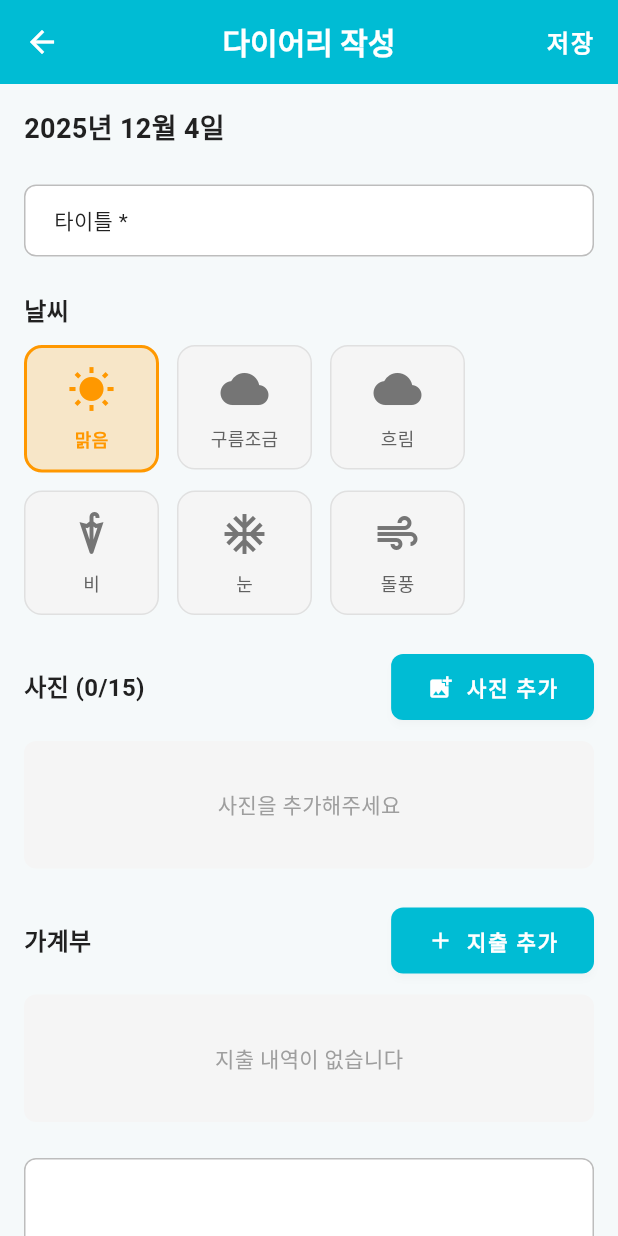
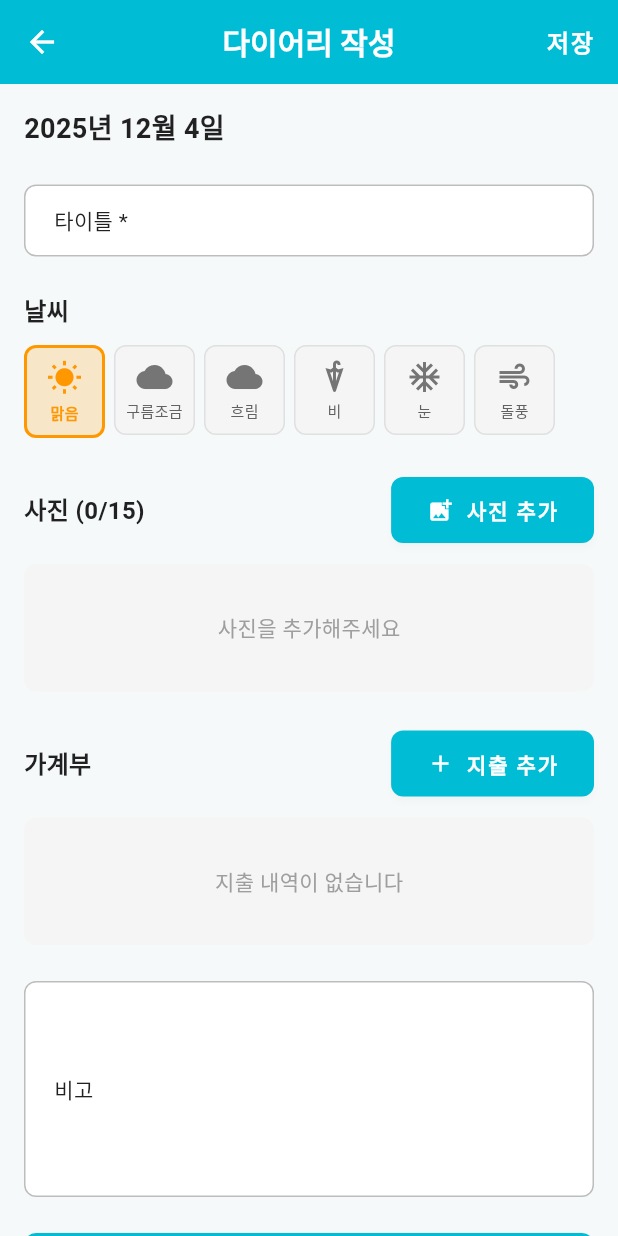
Before and after one commit to kalinzt/TriPnJ, a Flutter app: the AddDiaryEntryScreen screen opened directly with empty values, after a tap on "사진 추가", on a phone screen of 412 x 824 dp. Run offline on Flutter 3.47's test engine with Material 3 defaults, Android fonts, the phone set to English and light mode, and no system bars; our stand-ins replace cached_network_image, connectivity_plus, flutter_dotenv, flutter_riverpod, freezed_annotation, geocoding and 10 more; accounts and stored records are empty.

Commit message:
개선: 다이어리 이미지 다중 선택 및 날씨 위젯 UI 개선
- 이미지 추가 시 최대 15장 범위 내에서 여러 장 동시 선택 가능
- 선택된 이미지 개수를 스낵바로 표시
- 날씨 선택 위젯 크기 축소하여 한 줄에 6개 모두 표시
  - Container width: 90 → 54
  - Icon size: 32 → 24
  - Font size: 12 → 10
  - Spacing 및 padding 최적화
- BuildContext mounted 체크로 안전성 강화

🤖 Generated with [Claude Code](https://claude.com/claude-code)

Co-Authored-By: Claude <noreply@anthropic.com>

```diff
--- a/travel_flutter_app/lib/features/diary/presentation/screens/add_diary_entry_screen.dart
+++ b/travel_flutter_app/lib/features/diary/presentation/screens/add_diary_entry_screen.dart
@@ -44,24 +44,37 @@ class _AddDiaryEntryScreenState extends State<AddDiaryEntryScreen> {
     super.dispose();
   }
 
-  /// 이미지 추가
+  /// 이미지 추가 (다중 선택)
   Future<void> _addImage() async {
-    if (_photos.length >= 15) {
+    final remainingSlots = 15 - _photos.length;
+
+    if (remainingSlots <= 0) {
       ScaffoldMessenger.of(context).showSnackBar(
         const SnackBar(content: Text('최대 15장까지만 추가할 수 있습니다')),
       );
       return;
     }
 
-    final imagePath = await _imageService.pickImageFromGallery();
-    if (imagePath != null) {
+    final imagePaths = await _imageService.pickMultipleImages(
+      maxImages: remainingSlots,
+    );
+
+    if (imagePaths.isNotEmpty) {
       setState(() {
-        _photos.add(DiaryPhoto(
-          id: _uuid.v4(),
-          url: imagePath,
-          description: null,
-        ));
+        for (final imagePath in imagePaths) {
+          _photos.add(DiaryPhoto(
+            id: _uuid.v4(),
+            url: imagePath,
+            description: null,
+          ));
+        }
       });
+
+      if (mounted) {
+        ScaffoldMessenger.of(context).showSnackBar(
+          SnackBar(content: Text('${imagePaths.length}장의 사진이 추가되었습니다')),
+        );
+      }
     }
   }
 
--- a/travel_flutter_app/lib/features/diary/presentation/widgets/weather_selector.dart
+++ b/travel_flutter_app/lib/features/diary/presentation/widgets/weather_selector.dart
@@ -51,21 +51,21 @@ class WeatherSelector extends StatelessWidget {
         ),
         const SizedBox(height: 12),
         Wrap(
-          spacing: 12,
-          runSpacing: 12,
+          spacing: 6,
+          runSpacing: 6,
           children: WeatherType.values.map((weather) {
             final isSelected = weather == selectedType;
             return InkWell(
               onTap: () => onWeatherSelected(weather.value),
-              borderRadius: BorderRadius.circular(12),
+              borderRadius: BorderRadius.circular(8),
               child: Container(
-                width: 90,
-                padding: const EdgeInsets.all(12),
+                width: 54,
+                padding: const EdgeInsets.symmetric(vertical: 8, horizontal: 4),
                 decoration: BoxDecoration(
                   color: isSelected
                       ? weather.color.withOpacity(0.2)
                       : Colors.grey[100],
-                  borderRadius: BorderRadius.circular(12),
+                  borderRadius: BorderRadius.circular(8),
                   border: Border.all(
                     color: isSelected ? weather.color : Colors.grey[300]!,
                     width: isSelected ? 2 : 1,
@@ -76,13 +76,13 @@ class WeatherSelector extends StatelessWidget {
                     Icon(
                       weather.icon,
                       color: isSelected ? weather.color : Colors.grey[600],
-                      size: 32,
+                      size: 24,
                     ),
-                    const SizedBox(height: 8),
+                    const SizedBox(height: 4),
                     Text(
                       weather.label,
                       style: TextStyle(
-                        fontSize: 12,
+                        fontSize: 10,
                         fontWeight:
                             isSelected ? FontWeight.bold : FontWeight.normal,
                         color: isSelected ? weather.color : Colors.grey[700],
```
Also changed, not shown: travel_flutter_app/lib/features/diary/presentation/screens/edit_diary_entry_screen.dart (+22 -9 lines).
